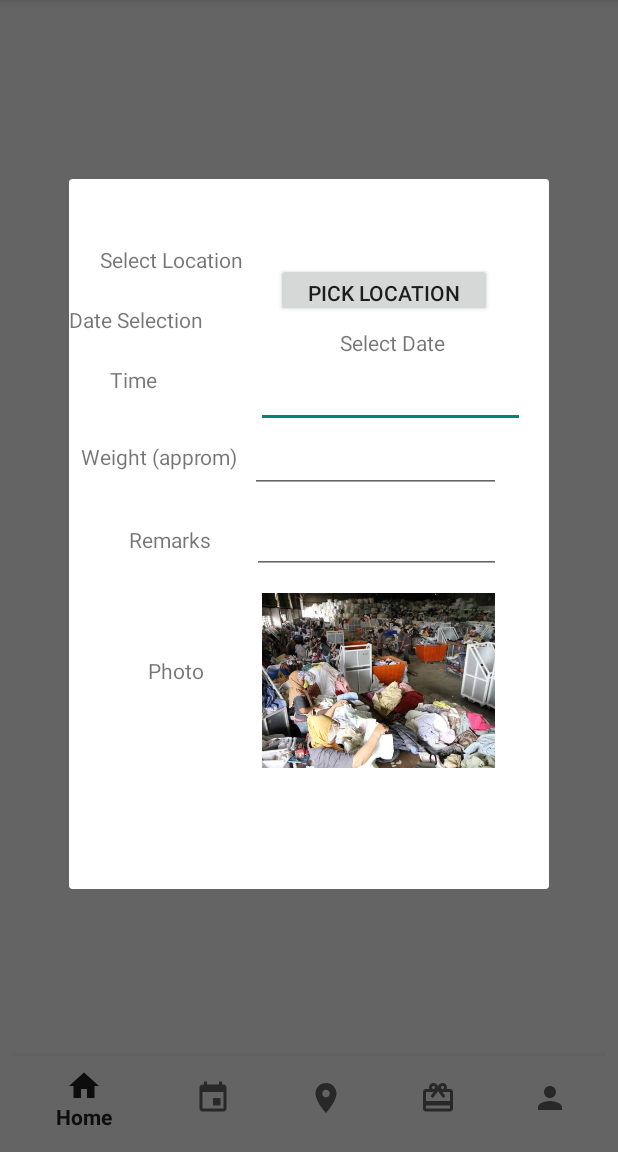
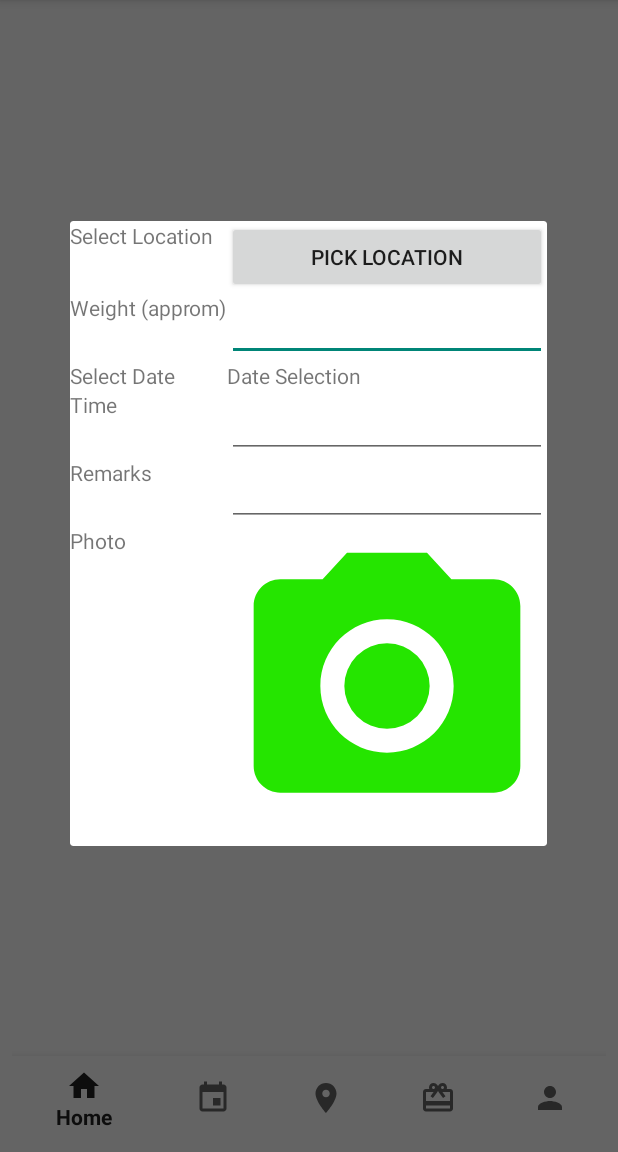
Before and after one commit to Junlim2804/WowRecycle, an Android app: the fragment BookingFragment placed in its activity, on a phone screen of 412 x 824 dp, the part 84-1236 px from its top. Run offline under Robolectric (Android 15) with nearby library versions, the phone set to English and light mode, and no system bars; network calls fail.

Commit message:
booking add camera image booking layout change to table

```diff
--- a/app/src/main/AndroidManifest.xml
+++ b/app/src/main/AndroidManifest.xml
@@ -10,6 +10,7 @@
     <uses-permission android:name="android.permission.INTERNET" />
     <uses-permission android:name="android.permission.ACCESS_FINE_LOCATION" />
     <uses-permission android:name="android.permission.ACCESS_COARSE_LOCATION" />
+    <uses-permission android:name="android.permission.WRITE_EXTERNAL_STORAGE"/>
 
     <application
         android:name="com.example.user.wowrecycle.AppController"
--- a/app/src/main/java/com/example/user/wowrecycle/BookingFragment.java
+++ b/app/src/main/java/com/example/user/wowrecycle/BookingFragment.java
@@ -1,22 +1,32 @@
 package com.example.user.wowrecycle;
 
+import android.Manifest;
 import android.app.DatePickerDialog;
 
 import android.app.Dialog;
 import android.content.Context;
 import android.content.Intent;
+import android.content.pm.PackageManager;
+import android.database.Cursor;
+import android.graphics.Bitmap;
+import android.graphics.BitmapFactory;
 import android.net.Uri;
 import android.os.Bundle;
+import android.provider.MediaStore;
 import android.support.annotation.NonNull;
 import android.support.annotation.Nullable;
+import android.support.v4.app.ActivityCompat;
 import android.support.v4.app.DialogFragment;
 import android.support.v4.app.Fragment;
+import android.support.v4.content.ContextCompat;
+import android.util.Base64;
 import android.util.Log;
 import android.view.LayoutInflater;
 import android.view.View;
 import android.view.ViewGroup;
 import android.widget.Button;
 import android.widget.DatePicker;
+import android.widget.ImageView;
 import android.widget.TextView;
 import android.widget.Toast;
 
@@ -25,6 +35,7 @@ import com.google.android.gms.common.GooglePlayServicesRepairableException;
 import com.google.android.gms.location.places.Place;
 import com.google.android.gms.location.places.ui.PlacePicker;
 
+import java.io.ByteArrayOutputStream;
 import java.util.Calendar;
 
 import static android.app.Activity.RESULT_OK;
@@ -32,10 +43,19 @@ import static android.app.Activity.RESULT_OK;
 
 public class BookingFragment extends DialogFragment {
     private Button btnsetLocation;
+
+    private static int RESULT_LOAD_IMG = 4;
+    private static final int MY_PERMISSIONS_REQUEST_WRITE_EXTERNAL = 2;
+    private static int REQUEST_IMAGE_CAPTURE=3;
+    private ImageView uploader;
+    Bitmap bitmap;
+    String imageString;
+
     private static final String TAG = "BookingFragment";
     private TextView dateData;
     private DatePickerDialog.OnDateSetListener mDataSetListener;
     int PLACE_PICKER_REQUEST =1;
+
     public void onActivityResult(int requestCode, int resultCode, Intent data) {
         if (requestCode == PLACE_PICKER_REQUEST) {
             if (resultCode == RESULT_OK) {
@@ -44,6 +64,22 @@ public class BookingFragment extends DialogFragment {
                 Toast.makeText(getActivity(), toastMsg, Toast.LENGTH_LONG).show();
             }
         }
+        else if(requestCode==REQUEST_IMAGE_CAPTURE)
+        {
+            if (requestCode == REQUEST_IMAGE_CAPTURE && resultCode == RESULT_OK) {
+                Bundle extras = data.getExtras();
+                bitmap = (Bitmap) extras.get("data");
+                uploader.setImageBitmap(bitmap);
+
+                //converting image to base64 string
+                ByteArrayOutputStream baos = new ByteArrayOutputStream();
+                bitmap.compress(Bitmap.CompressFormat.JPEG, 100, baos);
+                byte[] imageBytes = baos.toByteArray();
+                imageString = Base64.encodeToString(imageBytes, Base64.DEFAULT);
+
+            }
+        }
+
     }
 
 
@@ -52,6 +88,29 @@ public class BookingFragment extends DialogFragment {
     @Override
     public View onCreateView(@NonNull LayoutInflater inflater, @Nullable ViewGroup container, @Nullable Bundle savedInstanceState) {
         View v= inflater.inflate(R.layout.fragment_booking,container,false);
+
+        if (ContextCompat.checkSelfPermission(this.getActivity(), Manifest.permission.WRITE_EXTERNAL_STORAGE) != PackageManager.PERMISSION_GRANTED) {
+            // Should we show an explanation?
+            if (ActivityCompat.shouldShowRequestPermissionRationale(this.getActivity(),
+                    Manifest.permission.WRITE_EXTERNAL_STORAGE)) {
+
+                // Show an explanation to the user *asynchronously* -- don't block
+                // this thread waiting for the user's response! After the user
+                // sees the explanation, try again to request the permission.
+
+            } else {
+
+                // No explanation needed, we can request the permission.
+
+                ActivityCompat.requestPermissions(this.getActivity(),
+                        new String[]{Manifest.permission.WRITE_EXTERNAL_STORAGE},
+                        MY_PERMISSIONS_REQUEST_WRITE_EXTERNAL);
+
+                // MY_PERMISSIONS_REQUEST_READ_CONTACTS is an
+                // app-defined int constant. The callback method gets the
+                // result of the request.
+            }
+        }
         dateData=(TextView)v.findViewById(R.id.datedata);
         dateData.setOnClickListener(new View.OnClickListener(){
             public void onClick(View view) {
@@ -90,6 +149,20 @@ public class BookingFragment extends DialogFragment {
             }
 
         };
+
+        uploader=(ImageView)v.findViewById(R.id.item_image);
+        uploader.setOnClickListener(new View.OnClickListener(){
+            public void onClick(View view) {
+
+                    Intent takePictureIntent = new Intent(MediaStore.ACTION_IMAGE_CAPTURE);
+                    if (takePictureIntent.resolveActivity(getActivity().getPackageManager()) != null) {
+                        startActivityForResult(takePictureIntent, REQUEST_IMAGE_CAPTURE);
+
+                }
+
+            }
+        });
+
         return v;
     }
 
--- /dev/null
+++ b/app/src/main/res/drawable/ic_photo_camera_black_24dp.xml
@@ -0,0 +1,6 @@
+<vector android:height="24dp" android:tint="#25E500"
+    android:viewportHeight="24.0" android:viewportWidth="24.0"
+    android:width="24dp" xmlns:android="http://schemas.android.com/apk/res/android">
+    <path android:fillColor="#FF000000" android:pathData="M12,12m-3.2,0a3.2,3.2 0,1 1,6.4 0a3.2,3.2 0,1 1,-6.4 0"/>
+    <path android:fillColor="#FF000000" android:pathData="M9,2L7.17,4L4,4c-1.1,0 -2,0.9 -2,2v12c0,1.1 0.9,2 2,2h16c1.1,0 2,-0.9 2,-2L22,6c0,-1.1 -0.9,-2 -2,-2h-3.17L15,2L9,2zM12,17c-2.76,0 -5,-2.24 -5,-5s2.24,-5 5,-5 5,2.24 5,5 -2.24,5 -5,5z"/>
+</vector>
--- a/app/src/main/res/layout/fragment_book.xml
+++ b/app/src/main/res/layout/fragment_book.xml
@@ -11,17 +11,10 @@
         xmlns:tools="http://schemas.android.com/tools"
         android:layout_width="match_parent"
         android:layout_height="match_parent"
-        tools:context=".BookFragment">
+        tools:context=".BookFragment"
+        tools:layout_editor_absoluteX="0dp"
+        tools:layout_editor_absoluteY="0dp">
 
-
-        <fragment xmlns:android="http://schemas.android.com/apk/res/android"
-            xmlns:map="http://schemas.android.com/apk/res-auto"
-            xmlns:tools="http://schemas.android.com/tools"
-            android:id="@+id/map"
-            android:name="com.google.android.gms.maps.SupportMapFragment"
-            android:layout_width="match_parent"
-            android:layout_height="434dp"
-            tools:context=".MapsActivity" />
 
         <android.support.constraint.ConstraintLayout
             android:layout_width="match_parent"
--- a/app/src/main/res/layout/fragment_booking.xml
+++ b/app/src/main/res/layout/fragment_booking.xml
@@ -1,156 +1,142 @@
 <?xml version="1.0" encoding="utf-8"?>
-<android.support.constraint.ConstraintLayout xmlns:android="http://schemas.android.com/apk/res/android"
+<LinearLayout xmlns:android="http://schemas.android.com/apk/res/android"
     xmlns:app="http://schemas.android.com/apk/res-auto"
     xmlns:tools="http://schemas.android.com/tools"
     android:layout_width="match_parent"
+    android:layout_height="wrap_content"
+    android:gravity="center"
+    android:orientation="vertical">
+
+    <TableLayout
+        android:layout_width="match_parent"
+        android:layout_height="match_parent">
+
+        <TableRow
+            android:layout_width="match_parent"
             android:layout_height="match_parent"
-   >
+            android:gravity="fill_vertical">
+
+            <TextView
+                android:id="@+id/txtLocaiton"
+                android:layout_height="match_parent"
+                android:text="Select Location"
+
+                />
+
+            <Button
+                android:id="@+id/btnLocation"
+                android:layout_width="wrap_content"
+                android:layout_height="match_parent"
+                android:text="Pick Location" />
+
+
+        </TableRow>
+
+        <TableRow
+            android:layout_width="match_parent"
+            android:layout_height="match_parent"
+            android:gravity="fill_vertical">
+
+            <TextView
+                android:id="@+id/textView8"
+                android:layout_width="wrap_content"
+                android:layout_height="match_parent"
+                android:text="Weight (approm)" />
+
+            <EditText
+                android:id="@+id/editText3"
+                android:layout_height="match_parent"
+
+                android:ems="10"
+                android:inputType="number" />
+        </TableRow>
+
+        <TableRow
+            android:layout_width="match_parent"
+            android:layout_height="match_parent">
+
+            <TextView
+                android:id="@+id/datedata"
+                android:layout_width="wrap_content"
+                android:layout_height="match_parent"
+                android:text="Select Date" />
 
             <TextView
                 android:id="@+id/textView5"
                 android:layout_width="wrap_content"
-        android:layout_height="18dp"
-        android:layout_marginBottom="22dp"
-        android:text="Date Selection"
-        app:layout_constraintBottom_toTopOf="@+id/textView6"
-        tools:layout_editor_absoluteX="60dp" />
+                android:layout_height="match_parent"
+
+                android:text="Date Selection" />
+        </TableRow>
+
+        <TableRow
+            android:layout_width="match_parent"
+            android:layout_height="match_parent">
+
+            <TextView
+                android:id="@+id/txtTime"
+
+                android:layout_height="match_parent"
 
 
-    <TextView
-        android:id="@+id/textView4"
-        android:layout_width="wrap_content"
-        android:layout_height="16dp"
-        android:layout_marginStart="8dp"
-        android:layout_marginTop="8dp"
-        android:layout_marginEnd="8dp"
-        android:layout_marginBottom="8dp"
-        android:text="Select Location"
-        app:layout_constraintBottom_toBottomOf="@+id/textView5"
-        app:layout_constraintEnd_toStartOf="@+id/btnLocation"
-        app:layout_constraintHorizontal_bias="0.484"
-        app:layout_constraintStart_toStartOf="parent"
-        app:layout_constraintTop_toTopOf="parent"
-        app:layout_constraintVertical_bias="0.514" />
 
-    <TextView
-        android:id="@+id/textView6"
-        android:layout_width="wrap_content"
-        android:layout_height="wrap_content"
-        android:layout_marginStart="8dp"
-        android:layout_marginEnd="56dp"
-        android:layout_marginBottom="32dp"
-        android:text="Time"
-        app:layout_constraintBottom_toTopOf="@+id/textView8"
-        app:layout_constraintEnd_toStartOf="@+id/editText"
-        app:layout_constraintHorizontal_bias="0.648"
-        app:layout_constraintStart_toStartOf="parent" />
 
-    <TextView
-        android:id="@+id/textView7"
-        android:layout_width="wrap_content"
-        android:layout_height="wrap_content"
-        android:layout_marginStart="8dp"
-        android:layout_marginEnd="8dp"
-        android:layout_marginBottom="68dp"
-        android:text="Remarks"
-        app:layout_constraintBottom_toTopOf="@+id/textView9"
-        app:layout_constraintEnd_toStartOf="@+id/editText4"
-        app:layout_constraintHorizontal_bias="0.626"
-        app:layout_constraintStart_toStartOf="parent" />
-
-    <TextView
-        android:id="@+id/textView8"
-        android:layout_width="wrap_content"
-        android:layout_height="wrap_content"
-        android:layout_marginStart="8dp"
-        android:layout_marginEnd="8dp"
-        android:layout_marginBottom="36dp"
-        android:text="Weight (approm)"
-        app:layout_constraintBottom_toTopOf="@+id/textView7"
-        app:layout_constraintEnd_toStartOf="@+id/editText3"
-        app:layout_constraintHorizontal_bias="0.781"
-        app:layout_constraintStart_toStartOf="parent" />
-
-    <TextView
-        android:id="@+id/textView9"
-        android:layout_width="wrap_content"
-        android:layout_height="wrap_content"
-        android:layout_marginStart="8dp"
-        android:layout_marginEnd="8dp"
-        android:layout_marginBottom="136dp"
-        android:text="Photo"
-        app:layout_constraintBottom_toBottomOf="parent"
-        app:layout_constraintEnd_toStartOf="@+id/imageView"
-        app:layout_constraintHorizontal_bias="0.592"
-        app:layout_constraintStart_toStartOf="parent" />
-
-    <Button
-        android:id="@+id/btnLocation"
-        android:layout_width="144dp"
-        android:layout_height="36dp"
-        android:layout_marginTop="56dp"
-        android:layout_marginEnd="38dp"
-        android:text="Pick Location"
-        app:layout_constraintEnd_toEndOf="parent"
-        app:layout_constraintTop_toTopOf="parent" />
+                android:text="Time" />
 
             <EditText
                 android:id="@+id/editText"
-        android:layout_width="179dp"
-        android:layout_height="39dp"
-        android:layout_marginEnd="16dp"
-        android:layout_marginBottom="8dp"
+
+                android:layout_height="match_parent"
+
+
                 android:ems="10"
-        android:inputType="time"
-        app:layout_constraintBottom_toTopOf="@+id/editText3"
-        app:layout_constraintEnd_toEndOf="parent" />
+                android:inputType="time" />
+        </TableRow>
+
+        <TableRow
+            android:layout_width="match_parent"
+            android:layout_height="match_parent">
+
+            <TextView
+                android:id="@+id/txtRemark"
+                android:layout_width="wrap_content"
+                android:layout_height="match_parent"
+
+                android:text="Remarks" />
 
             <EditText
-        android:id="@+id/editText3"
-        android:layout_width="167dp"
-        android:layout_height="35dp"
-        android:layout_marginEnd="32dp"
-        android:layout_marginBottom="8dp"
+                android:id="@+id/edtxtRemark"
+                android:layout_width="wrap_content"
+                android:layout_height="match_parent"
+                android:layout_weight="1"
                 android:ems="10"
-        android:inputType="number"
-        app:layout_constraintBottom_toTopOf="@+id/editText4"
-        app:layout_constraintEnd_toEndOf="parent" />
+                android:inputType="textLongMessage" />
 
-    <EditText
-        android:id="@+id/editText4"
-        android:layout_width="166dp"
-        android:layout_height="46dp"
-        android:layout_marginEnd="32dp"
-        android:layout_marginBottom="8dp"
-        android:ems="10"
-        android:inputType="textPersonName"
-        app:layout_constraintBottom_toTopOf="@+id/imageView"
-        app:layout_constraintEnd_toEndOf="parent" />
+        </TableRow>
+
+        <TableRow
+            android:layout_width="match_parent"
+            android:layout_height="match_parent" >
+
+            <TextView
+                android:id="@+id/txtPhoto"
+                android:layout_width="wrap_content"
+                android:layout_height="match_parent"
+
+                android:text="Photo" />
 
             <ImageView
-        android:id="@+id/imageView"
-        android:layout_width="155dp"
-        android:layout_height="126dp"
-        android:layout_marginEnd="36dp"
-        android:layout_marginBottom="76dp"
-        app:layout_constraintBottom_toBottomOf="parent"
-        app:layout_constraintEnd_toEndOf="parent"
-        app:srcCompat="@drawable/news5" />
+                android:id="@+id/item_image"
 
-    <TextView
-        android:id="@+id/datedata"
-        android:layout_width="wrap_content"
-        android:layout_height="19dp"
-        android:layout_marginStart="8dp"
-        android:layout_marginTop="7dp"
-        android:layout_marginEnd="8dp"
-        android:layout_marginBottom="8dp"
-        android:text="Select Date"
-        app:layout_constraintBottom_toTopOf="@+id/editText"
-        app:layout_constraintEnd_toEndOf="parent"
-        app:layout_constraintHorizontal_bias="0.578"
-        app:layout_constraintStart_toEndOf="@+id/textView5"
-        app:layout_constraintTop_toBottomOf="@+id/btnLocation"
-        app:layout_constraintVertical_bias="0.657" />
+                android:layout_height="match_parent"
 
-</android.support.constraint.ConstraintLayout>
+                android:adjustViewBounds="true"
+                app:srcCompat="@drawable/ic_photo_camera_black_24dp" />
+        </TableRow>
+
+    </TableLayout>
+
+
+
+
+</LinearLayout>
```
Lines whose indentation alone changed are shown as unchanged.
